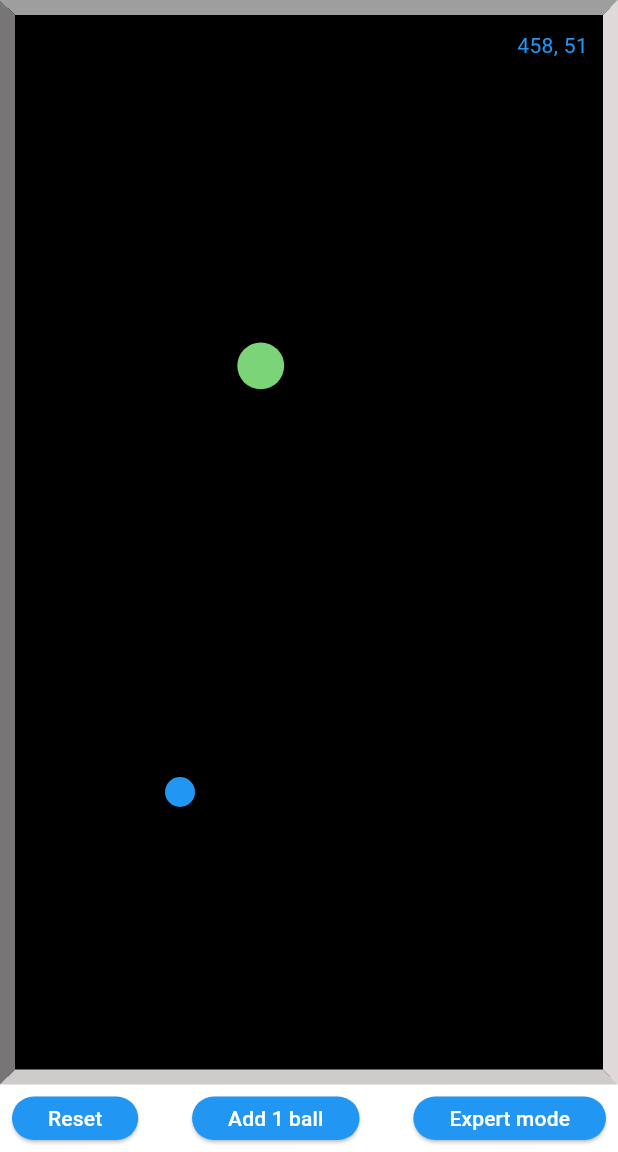
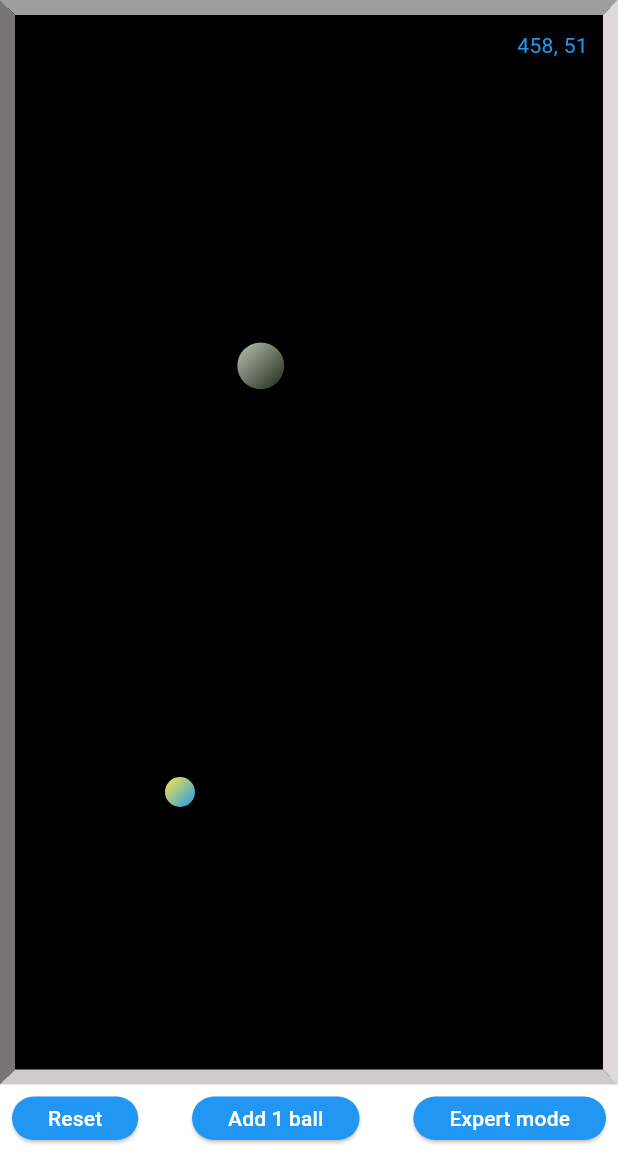
Before and after one commit to fdg2425/flying_balls, a Flutter app: the screen it shows after launch, item 2 of the bottom bar chosen, on a phone screen of 412 x 824 dp, the part 84-1236 px from its top. Run offline on Flutter 3.47's test engine with Material 3 defaults, Android fonts, the phone set to English and light mode, and no system bars.

Commit message:
gradient colors for the balls and less gravity in slider

```diff
--- a/lib/ball.dart
+++ b/lib/ball.dart
@@ -11,6 +11,7 @@ class Ball {
   double speedY = 5;
   double diameter = 20;
   Color color = Colors.blue;
+  Color color1 = Colors.yellow;
 
   Ball();
 
@@ -20,8 +21,18 @@ class Ball {
     diameter = 2 + 40 * random.nextDouble();
     speedX = 0.5 + 4 * random.nextDouble();
     speedY = 0.5 + 4 * random.nextDouble();
-    color = Color.fromARGB(
-        255, random.nextInt(256), random.nextInt(256), random.nextInt(256));
+    int r = random.nextInt(100);
+    int g = random.nextInt(100);
+    int b = random.nextInt(100);
+    color = Color.fromARGB(255, r, g, b);
+    color1 = Color.fromARGB(255, r + 156, g + 156, b + 156);
+  }
+
+  Gradient getGradient() {
+    return LinearGradient(
+        colors: [color1, color],
+        begin: Alignment.topLeft,
+        end: Alignment.bottomRight);
   }
 
   void move() {
--- a/lib/main.dart
+++ b/lib/main.dart
@@ -188,9 +188,9 @@ class _MyHomePageState extends State<MyHomePage> {
                             height: ball.diameter,
                             //color: Colors.green,
                             decoration: BoxDecoration(
-                              shape: BoxShape.circle,
-                              color: ball.color, // Color of the circle
-                            ),
+                                shape: BoxShape.circle,
+                                color: ball.color, // Color of the circle
+                                gradient: ball.getGradient()),
                           )),
                     // Positioned(
                     //     top: yellowTop,
@@ -228,7 +228,7 @@ class _MyHomePageState extends State<MyHomePage> {
                       Expanded(
                         child: Slider(
                           label: Ball.speedFactor.toStringAsFixed(1),
-                          divisions: 10,
+                          divisions: 50,
                           max: 5,
                           value: Ball.speedFactor,
                           onChanged: (value) {
@@ -241,8 +241,8 @@ class _MyHomePageState extends State<MyHomePage> {
                       Expanded(
                         child: Slider(
                           label: Ball.acceleration.toStringAsFixed(1),
-                          divisions: 10,
-                          max: 5,
+                          divisions: 50,
+                          max: 2,
                           value: Ball.acceleration,
                           onChanged: (value) {
                             setState(() {
```
